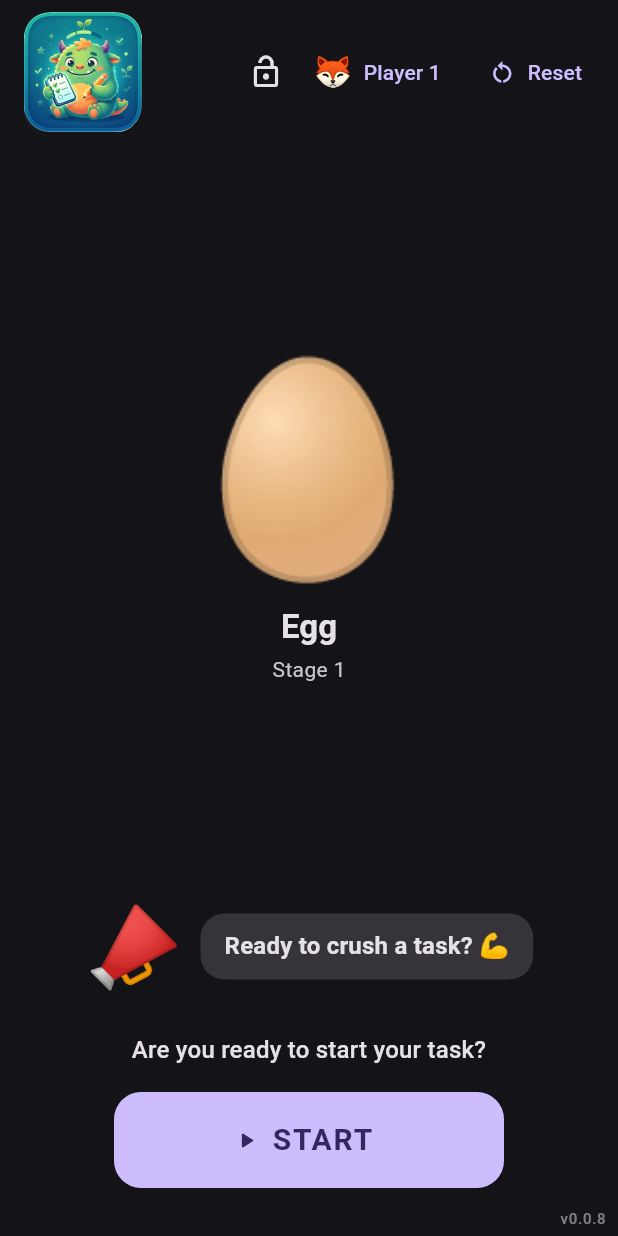
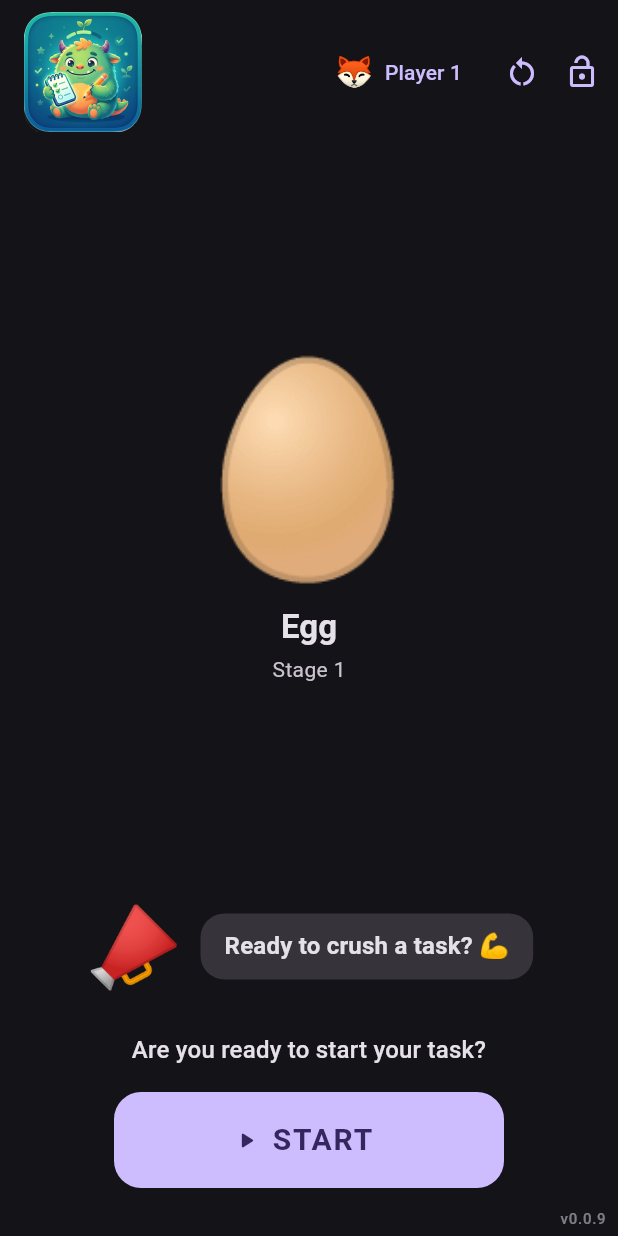
Before and after one commit to deccico/HabitMonster, a Flutter app: the screen it shows after launch, on a phone screen of 412 x 824 dp. Run offline on Flutter 3.47's test engine with Material 3 defaults, Android fonts, the phone set to English and light mode, and no system bars; drawn by our look-alikes of flutter_animate; our stand-ins replace audioplayers, firebase_analytics, firebase_core, shared_preferences, wakelock_plus, web; accounts and stored records are empty.

Commit message:
App bar polish: lock rightmost and purple, icon-only Reset

```diff
--- a/lib/screens/home_screen.dart
+++ b/lib/screens/home_screen.dart
@@ -469,19 +469,6 @@ class _HomeScreenState extends State<HomeScreen> with WidgetsBindingObserver {
           ),
         ),
         actions: <Widget>[
-          Consumer<ParentLockState>(
-            builder: (context, lock, _) => IconButton(
-              icon: Icon(
-                lock.enabled ? Icons.lock : Icons.lock_open_outlined,
-              ),
-              color: lock.enabled ? scheme.primary : null,
-              tooltip: lock.enabled
-                  ? 'Parent lock is on'
-                  : 'Set up parent lock',
-              visualDensity: VisualDensity.compact,
-              onPressed: () => _toggleParentLock(!lock.enabled),
-            ),
-          ),
           Padding(
             padding: const EdgeInsets.only(right: 4),
             child: TextButton.icon(
@@ -501,13 +488,27 @@ class _HomeScreenState extends State<HomeScreen> with WidgetsBindingObserver {
               ),
             ),
           ),
+          IconButton(
+            icon: const Icon(Icons.restart_alt),
+            color: scheme.primary,
+            tooltip: 'Reset',
+            visualDensity: VisualDensity.compact,
+            onPressed: _confirmReset,
+          ),
           Padding(
-            padding: const EdgeInsets.only(right: 8),
-            child: TextButton.icon(
-              icon: const Icon(Icons.restart_alt),
-              label: const Text('Reset'),
-              onPressed: _confirmReset,
-              style: TextButton.styleFrom(foregroundColor: scheme.primary),
+            padding: const EdgeInsets.only(right: 4),
+            child: Consumer<ParentLockState>(
+              builder: (context, lock, _) => IconButton(
+                icon: Icon(
+                  lock.enabled ? Icons.lock : Icons.lock_open_outlined,
+                ),
+                color: scheme.primary,
+                tooltip: lock.enabled
+                    ? 'Parent lock is on'
+                    : 'Set up parent lock',
+                visualDensity: VisualDensity.compact,
+                onPressed: () => _toggleParentLock(!lock.enabled),
+              ),
             ),
           ),
         ],
--- a/lib/version.dart
+++ b/lib/version.dart
@@ -1,2 +1,2 @@
 // GENERATED by tool/bump_version.dart — do not edit by hand.
-const String kAppVersion = '0.0.8';
+const String kAppVersion = '0.0.9';
--- a/pubspec.yaml
+++ b/pubspec.yaml
@@ -16,7 +16,7 @@ publish_to: 'none' # Remove this line if you wish to publish to pub.dev
 # https://developer.apple.com/library/archive/documentation/General/Reference/InfoPlistKeyReference/Articles/CoreFoundationKeys.html
 # In Windows, build-name is used as the major, minor, and patch parts
 # of the product and file versions while build-number is used as the build suffix.
-version: 0.0.8+8
+version: 0.0.9+9
 environment:
   sdk: ^3.12.2
 
```
Also changed, not shown: 1 other file.
